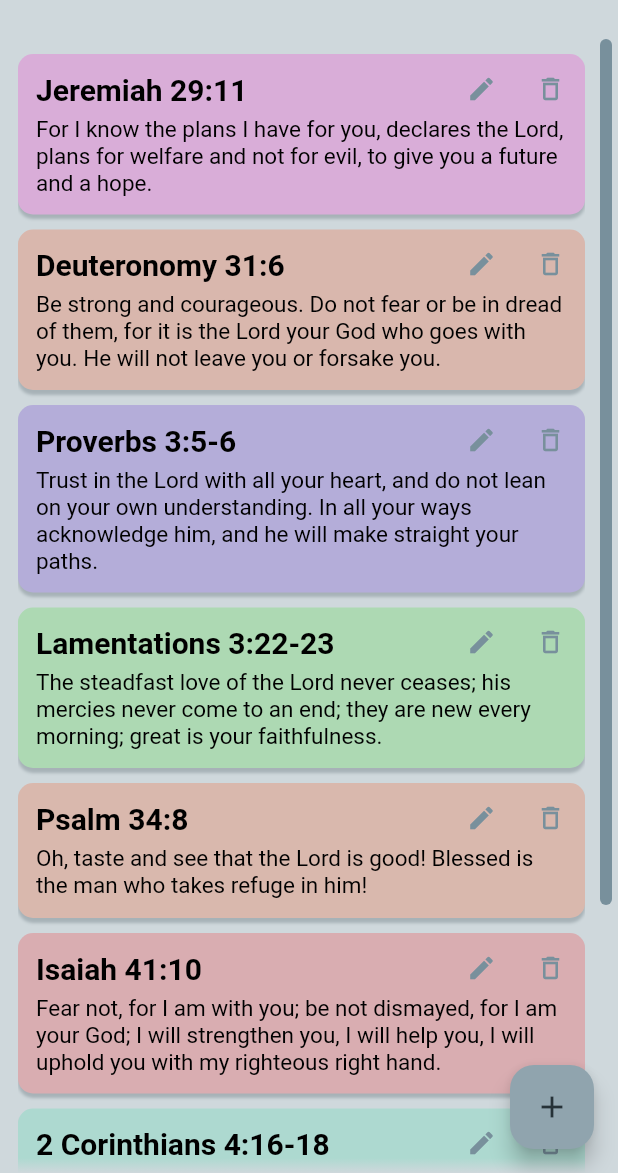
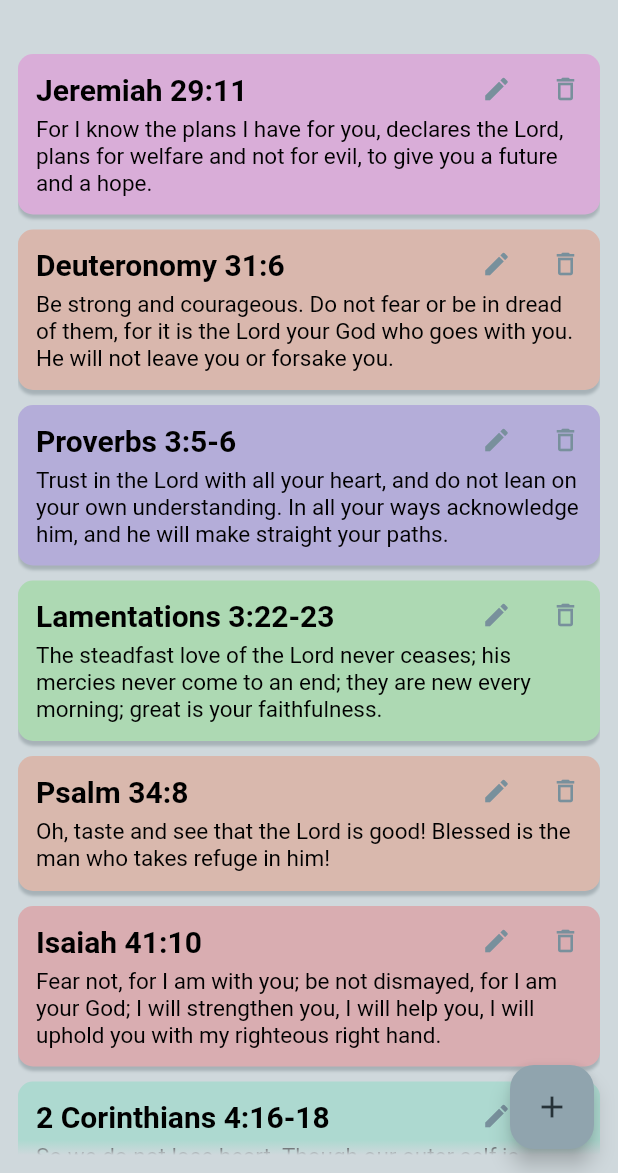
Before and after one commit to Rescyy/notes-app, a Flutter app: the screen it shows after launch, on a phone screen of 412 x 824 dp, the part 63-1236 px from its top. Run offline on Flutter 3.47's test engine with Material 3 defaults, Android fonts, the phone set to English and light mode, and no system bars.

Commit message:
Feat: Change color footer button color to ButtonTextDark. Refactor: Added methods for changing to states

```diff
--- a/lib/notes_body/controller.dart
+++ b/lib/notes_body/controller.dart
@@ -1,12 +1,11 @@
 import 'package:assignment_2/notes_body/class.dart';
-import 'package:assignment_2/notes_body/states/default_state.dart';
-import 'package:assignment_2/notes_body/states/interface_state.dart';
+import 'package:assignment_2/notes_body/states/abstract_state.dart';
 import 'package:assignment_2/notes_database/abstract.dart';
 import 'package:assignment_2/notes_database/bible.dart';
 import 'package:flutter/material.dart';
 
 class NotesBodyController extends State<NotesBody> {
-  late NotesState _state = NotesDefaultState(controller: this);
+  late NotesState _state = NotesState.init(controller: this);
   final scrollController = ScrollController();
 
   final Key scrollKey = const PageStorageKey('notes');
--- a/lib/notes_body/models/body.dart
+++ b/lib/notes_body/models/body.dart
@@ -26,7 +26,7 @@ class NotesBodyModel extends StatelessWidget {
       persistentFooterButtons: persistentFooterButtons,
       body: SafeArea(
         child: Padding(
-          padding: const EdgeInsets.fromLTRB(12, 12, 4, 0),
+          padding: const EdgeInsets.all(12),
           child: child,
         ),
       ),
--- a/lib/notes_body/states/interface_state.dart
+++ b/lib/notes_body/states/abstract_state.dart
@@ -1,4 +1,5 @@
 import 'package:assignment_2/notes_body/controller.dart';
+import 'package:assignment_2/notes_body/states/default_state.dart';
 import 'package:flutter/material.dart';
 
 abstract class NotesState {
@@ -7,4 +8,9 @@ abstract class NotesState {
   });
   final NotesBodyController controller;
   Widget build(BuildContext context);
+
+  factory NotesState.init({
+    required NotesBodyController controller,
+  }) =>
+      NotesDefaultState(controller: controller);
 }
--- a/lib/notes_scrollbar/model.dart
+++ b/lib/notes_scrollbar/model.dart
@@ -15,25 +15,16 @@ class NotesScrollbarModel extends StatelessWidget {
 
   @override
   Widget build(BuildContext context) {
-    return RawScrollbar(
-      thickness: 8,
-      radius: const Radius.circular(5),
-      thumbVisibility: true,
-      trackColor: NotesPallette.cardIcon,
-      thumbColor: NotesPallette.cardIcon,
-      child: Stack(
+    return Stack(
       children: [
-          Padding(
-            padding: const EdgeInsets.fromLTRB(0, 0, 18, 0),
-            child: ListView.separated(
+        ListView.separated(
           key: scrollKey,
-              padding: const EdgeInsets.fromLTRB(0, 10, 0, 80),
+          padding: const EdgeInsets.fromLTRB(0, 10, 0, 70),
           itemCount: itemCount,
           itemBuilder: itemBuilder,
           separatorBuilder: (context, index) {
             return const SizedBox(height: 10);
           },
-            ),
         ),
         Align(
           alignment: Alignment.topCenter,
@@ -68,7 +59,6 @@ class NotesScrollbarModel extends StatelessWidget {
           ),
         ),
       ],
-      ),
     );
   }
 }
```
Also changed, not shown: lib/notes_body/models/footer_button.dart (added, +26 -0 lines), lib/notes_body/states/default_state.dart (+8 -7 lines), lib/notes_body/states/multiple_delete_state.dart (+17 -13 lines). Lines whose indentation alone changed are shown as unchanged.
